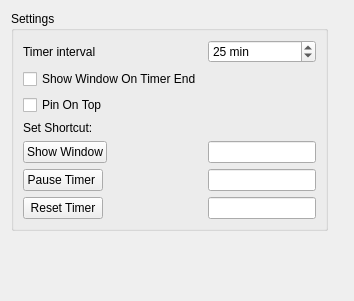
Qt form src/SettingsWidget.ui (vstancl/TinyPom) before a commit.
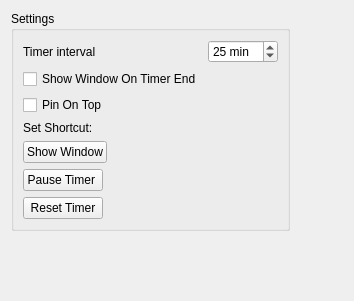
The same form after that commit. Custom widgets are drawn as their Qt base class.

Commit message: Hotkey editing currently on the pushbutton.

The edit to the form file:
```diff
--- a/src/SettingsWidget.ui
+++ b/src/SettingsWidget.ui
@@ -50,9 +50,6 @@
         </property>
        </widget>
       </item>
-      <item row="5" column="1">
-       <widget class="HotkeyLineEdit" name="lineEditShowWindowHotkey"/>
-      </item>
       <item row="6" column="0">
        <widget class="QPushButton" name="pushButtonEditPauseTimerHotkey">
         <property name="text">
@@ -67,12 +64,6 @@
         </property>
        </widget>
       </item>
-      <item row="6" column="1">
-       <widget class="HotkeyLineEdit" name="lineEditPauseTimerHotkey"/>
-      </item>
-      <item row="7" column="1">
-       <widget class="HotkeyLineEdit" name="lineEditResetTimerHotkey"/>
-      </item>
       <item row="4" column="0">
        <widget class="QLabel" name="label_2">
         <property name="text">
@@ -101,9 +92,9 @@
  </widget>
  <customwidgets>
   <customwidget>
-   <class>HotkeyLineEdit</class>
-   <extends>QLineEdit</extends>
-   <header>HotkeyLineEdit.h</header>
+   <class>HotkeyPushButton</class>
+   <extends>QPushButton</extends>
+   <header>hotkeypushbutton.h</header>
   </customwidget>
  </customwidgets>
  <resources/>
```
Left out of the diff: 6 changed lines with no effect on the pictures. The commit also changes 5 other files.
